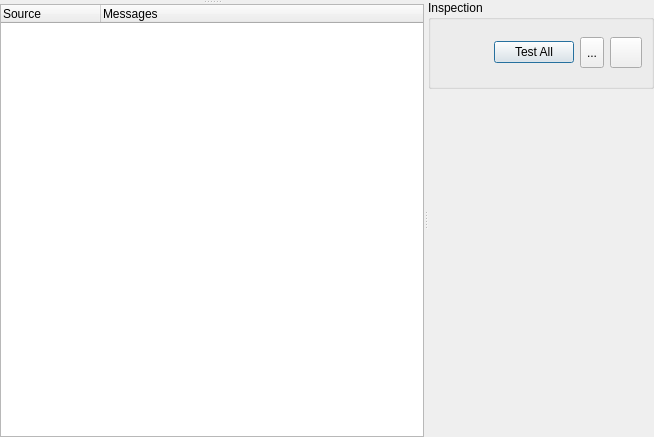
The window that AcfSln/Include/iqtinsp/CInspectionTaskGuiComp.ui (ImagingTools/AcfPublic) describes before a commit, drawn with Qt 5.
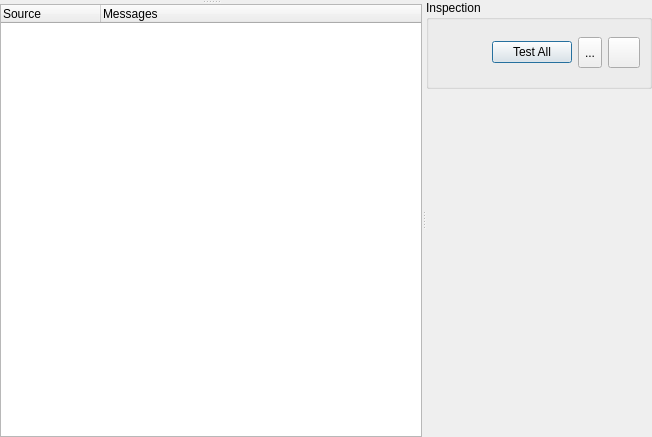
The same window after the commit. Icons and pictures are not drawn.

What changed in the file:
```diff
--- a/AcfSln/Include/iqtinsp/CInspectionTaskGuiComp.ui
+++ b/AcfSln/Include/iqtinsp/CInspectionTaskGuiComp.ui
@@ -6,13 +6,35 @@
    <rect>
     <x>0</x>
     <y>0</y>
-    <width>654</width>
+    <width>652</width>
     <height>437</height>
    </rect>
   </property>
   <property name="windowTitle">
    <string>Form</string>
   </property>
+  <property name="styleSheet">
+   <string notr="true">QToolButton#AutoTestButton:on,
+QToolButton#LiveImageButton:on
+{
+	border: 1px solid #777;
+	border-radius: 3px;
+
+	padding-top: 1px;
+
+	background-color: qlineargradient(spread:pad, x1:0, y1:0, x2:0.5, y2:1, stop: 0.0 rgba(120,250,145), stop: 0.49 rgba(70,212,145), stop: 0.52 rgba(70,200,105), stop: 1.0 rgba(70,250,105) );
+
+	font-weight: bold;
+}
+
+QToolButton#AutoTestButton:hover:enabled:on,
+QToolButton#LiveImageButton:hover:enabled:on
+{
+	background-color: qlineargradient(spread:pad, x1:0, y1:0, x2:0.5, y2:1, stop: 0.0 rgba(120,255,155), stop: 0.49 rgba(70,212,155), stop: 0.52 rgba(70,200,105), stop: 1.0 rgba(70,250,105) );
+}
+
+</string>
+  </property>
   <layout class="QVBoxLayout" name="verticalLayout_3">
    <property name="margin">
     <number>0</number>
```
Left out of the diff: 19 changed lines with no effect on the pictures.
